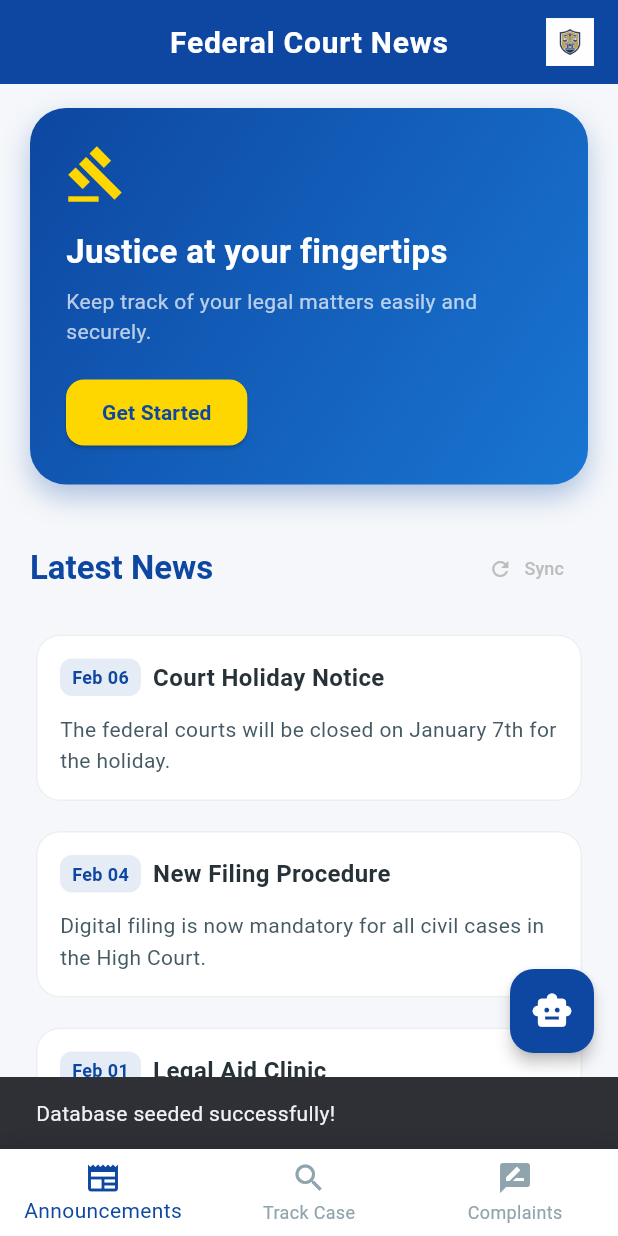
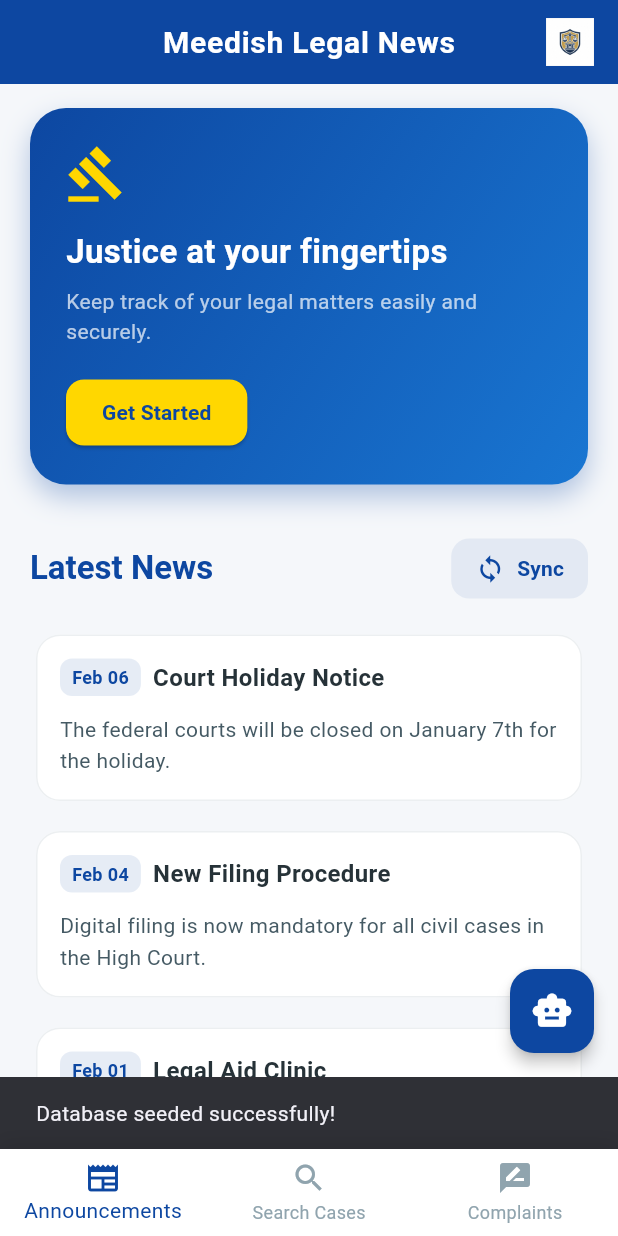
Before and after one commit to meron-23/legalAssistantApplication, a Flutter app: the screen it shows after launch, after a tap on "Sync", on a phone screen of 412 x 824 dp. Run offline on Flutter 3.47's test engine with Material 3 defaults, Android fonts, the phone set to English and light mode, and no system bars; our stand-ins replace cloud_firestore, firebase_core, flutter_dotenv, google_generative_ai; accounts and stored records are empty.

Commit message:
third commit

```diff
--- a/lib/main.dart
+++ b/lib/main.dart
@@ -1,4 +1,5 @@
 import 'package:flutter/material.dart';
+import 'package:flutter_dotenv/flutter_dotenv.dart';
 import 'package:firebase_core/firebase_core.dart';
 import 'firebase_options.dart';
 import 'screens/splash_screen.dart';
@@ -9,6 +10,7 @@ import 'screens/chat_bot_screen.dart';
 
 void main() async {
   WidgetsFlutterBinding.ensureInitialized();
+  await dotenv.load(fileName: ".env");
   print('Initializing Firebase...');
   try {
     final options = DefaultFirebaseOptions.currentPlatform;
@@ -18,11 +20,11 @@ void main() async {
   } catch (e) {
     print('Firebase initialization failed: $e');
   }
-  runApp(const LegalAssistantApp());
+  runApp(const MeedishLegalApp());
 }
 
-class LegalAssistantApp extends StatelessWidget {
-  const LegalAssistantApp({super.key});
+class MeedishLegalApp extends StatelessWidget {
+  const MeedishLegalApp({super.key});
 
   static const Color primaryNavy = Color(0xFF0D47A1);
   static const Color accentGold = Color(0xFFFFD700);
@@ -31,7 +33,7 @@ class LegalAssistantApp extends StatelessWidget {
   @override
   Widget build(BuildContext context) {
     return MaterialApp(
-      title: 'Federal Court Portal',
+      title: 'Meedish Legal',
       debugShowCheckedModeBanner: false,
       theme: ThemeData(
         useMaterial3: true,
@@ -111,8 +113,8 @@ class _MainScaffoldState extends State<MainScaffold> {
   ];
 
   final List<String> _titles = [
-    'Federal Court News',
-    'Track Your Case',
+    'Meedish Legal News',
+    'Search Cases',
     'Submit Complaint',
   ];
 
@@ -155,7 +157,7 @@ class _MainScaffoldState extends State<MainScaffold> {
             BottomNavigationBarItem(
               icon: Icon(Icons.search),
               activeIcon: Icon(Icons.search, color: Color(0xFF0D47A1)),
-              label: 'Track Case',
+              label: 'Search Cases',
             ),
             BottomNavigationBarItem(
               icon: Icon(Icons.rate_review),
--- a/lib/screens/chat_bot_screen.dart
+++ b/lib/screens/chat_bot_screen.dart
@@ -1,4 +1,5 @@
 import 'package:flutter/material.dart';
+import 'package:flutter_dotenv/flutter_dotenv.dart';
 import 'package:google_generative_ai/google_generative_ai.dart';
 
 class ChatBotScreen extends StatefulWidget {
@@ -13,8 +14,7 @@ class _ChatBotScreenState extends State<ChatBotScreen> {
   final List<Map<String, String>> _messages = [];
   bool _isTyping = false;
   final _scrollController = ScrollController();
-
-  static const String _apiKey = 'AIzaSyDKwDbo0u4DPHXG5qtQFuiWzRolZsJ_SLM';
+  final String _apiKey = dotenv.env['GEMINI_API_KEY'] ?? '';
   late final GenerativeModel _model;
   late final ChatSession _chat;
 
@@ -22,10 +22,10 @@ class _ChatBotScreenState extends State<ChatBotScreen> {
   void initState() {
     super.initState();
     _model = GenerativeModel(
-      model: 'gemini-1.5-flash',
+      model: 'gemini-2.5-flash',
       apiKey: _apiKey,
       systemInstruction: Content.system(
-        'You are a Federal Court Assistant. Your goal is to help citizens understand '
+        'You are a Meedish Legal Assistant. Your goal is to help citizens understand '
         'general court procedures, filing requirements, and court levels. '
         'IMPORTANT: Always include a disclaimer that you are an AI and cannot provide legal advice. '
         'Be formal, helpful, and concise.',
@@ -98,7 +98,7 @@ class _ChatBotScreenState extends State<ChatBotScreen> {
             onPressed: () {
               showAboutDialog(
                 context: context,
-                applicationName: 'Federal Court Portal',
+                applicationName: 'Meedish Legal Portal',
                 applicationVersion: '1.0.0',
                 children: [
                   const Text(
--- a/lib/screens/home_screen.dart
+++ b/lib/screens/home_screen.dart
@@ -29,7 +29,6 @@ class HomeScreen extends StatelessWidget {
                   color: Color(0xFF0D47A1),
                 ),
               ),
-              // Temporary Seed Button moved to a more subtle location
               TextButton.icon(
                 onPressed: () async {
                   try {
@@ -37,6 +36,7 @@ class HomeScreen extends StatelessWidget {
                     ScaffoldMessenger.of(context).showSnackBar(
                       const SnackBar(
                         content: Text('Database seeded successfully!'),
+                        duration: Duration(seconds: 2),
                       ),
                     );
                   } catch (e) {
@@ -45,9 +45,22 @@ class HomeScreen extends StatelessWidget {
                     );
                   }
                 },
-                icon: const Icon(Icons.refresh, size: 16),
-                label: const Text('Sync', style: TextStyle(fontSize: 12)),
-                style: TextButton.styleFrom(foregroundColor: Colors.grey[400]),
+                icon: const Icon(Icons.sync, size: 20),
+                label: const Text(
+                  'Sync',
+                  style: TextStyle(fontSize: 14, fontWeight: FontWeight.bold),
+                ),
+                style: TextButton.styleFrom(
+                  foregroundColor: const Color(0xFF0D47A1),
+                  backgroundColor: const Color(0xFF0D47A1).withOpacity(0.08),
+                  padding: const EdgeInsets.symmetric(
+                    horizontal: 16,
+                    vertical: 8,
+                  ),
+                  shape: RoundedRectangleBorder(
+                    borderRadius: BorderRadius.circular(12),
+                  ),
+                ),
               ),
             ],
           ),
--- a/lib/screens/splash_screen.dart
+++ b/lib/screens/splash_screen.dart
@@ -54,7 +54,7 @@ class _SplashScreenState extends State<SplashScreen>
               Image.asset('assets/logo.png', width: 200, height: 200),
               const SizedBox(height: 24),
               Text(
-                'Federal Court',
+                'Meedish Legal',
                 style: TextStyle(
                   fontSize: 32,
                   fontWeight: FontWeight.bold,
```
Also changed, not shown: pubspec.yaml (+15 -4 lines), assets/app_icon.png (added), firebase.json, pubspec.lock, 43 other files.
